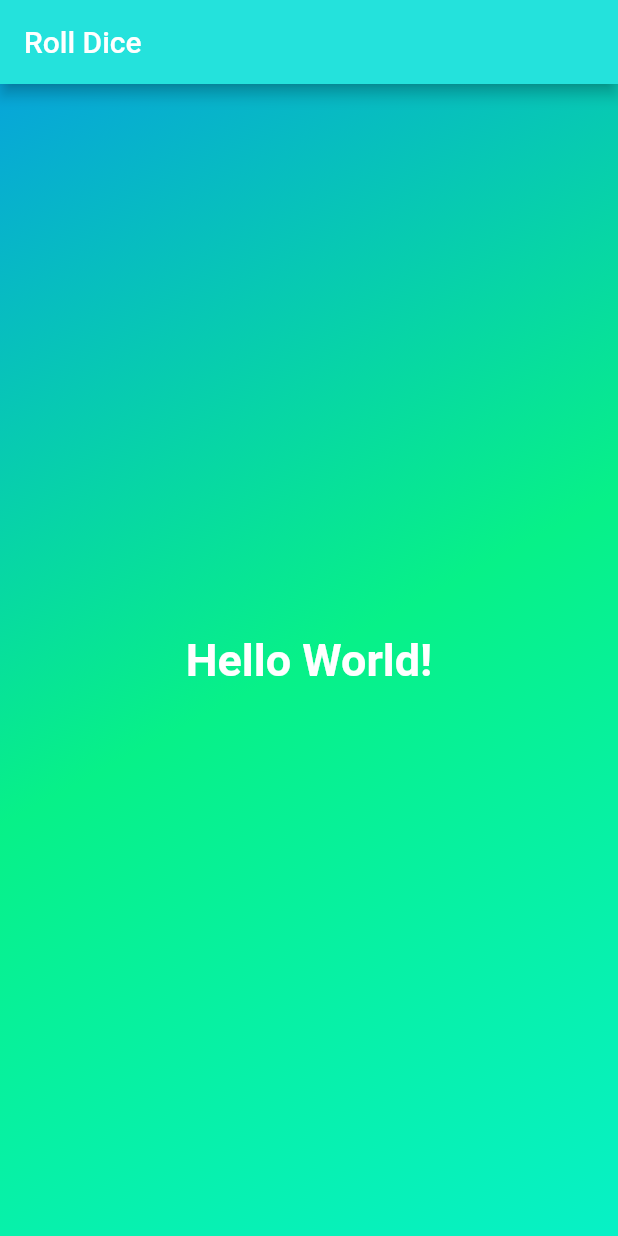
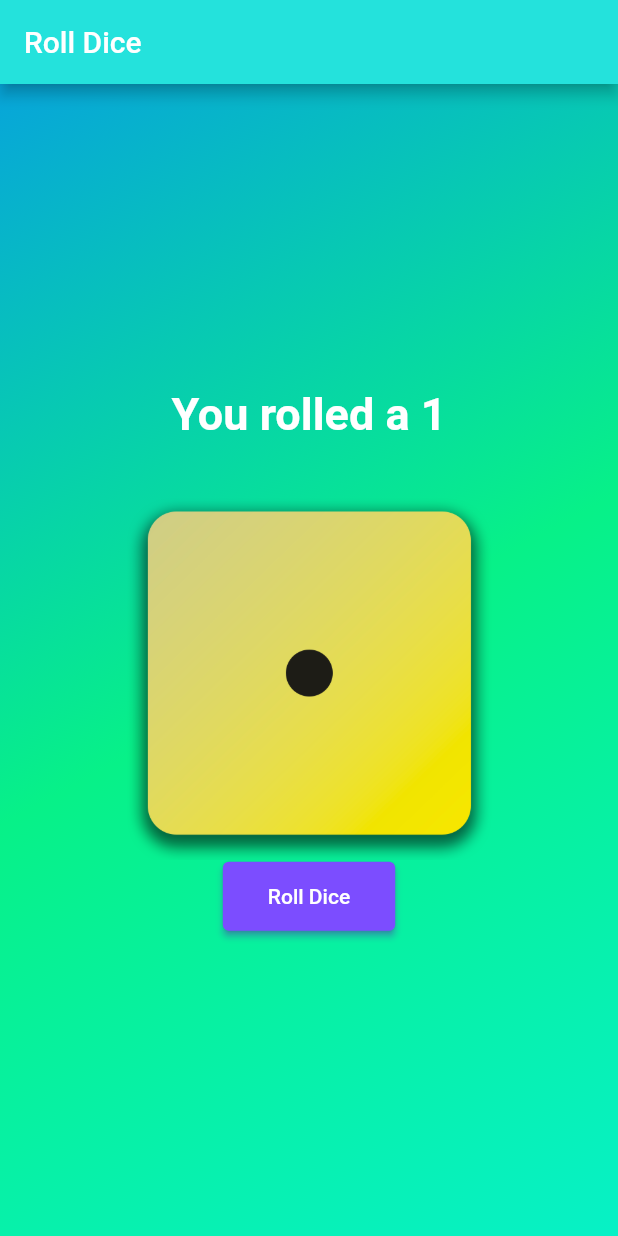
Before and after one commit to AlexTritecky/roll-dice-app, a Flutter app: the screen it shows after launch, on a phone screen of 412 x 824 dp. Run offline on Flutter 3.47's test engine with Material 2 defaults, Android fonts, the phone set to English and light mode, and no system bars.

Commit message:
add new widjet

```diff
--- /dev/null
+++ b/rollapp/lib/dice_roller.dart
@@ -0,0 +1,46 @@
+import 'package:flutter/material.dart';
+import 'dart:math';
+
+import 'package:rollapp/style_text.dart';
+
+class DiceRoller extends StatefulWidget {
+  const DiceRoller({super.key});
+
+  @override
+  State<DiceRoller> createState() {
+    return DiceRollerState();
+  }
+}
+
+class DiceRollerState extends State<DiceRoller> {
+  var diceNumber = 1;
+  void rollDice() {
+    setState(() {
+      diceNumber = Random().nextInt(6) + 1;
+    });
+  }
+
+  @override
+  Widget build(context) {
+    return Column(
+      mainAxisAlignment: MainAxisAlignment.center,
+      children: [
+        StyleText('You rolled a $diceNumber'),
+        const SizedBox(height: 30.0),
+        Image.asset('assets/images/dice-$diceNumber.png',
+            width: 250.0, height: 250.0),
+        ElevatedButton(
+          onPressed: rollDice,
+          style: ButtonStyle(
+              padding: MaterialStateProperty.all<EdgeInsets>(
+                  const EdgeInsets.symmetric(horizontal: 30.0, vertical: 15.0)),
+              shadowColor: MaterialStateColor.resolveWith(
+                  (states) => Colors.deepPurpleAccent),
+              backgroundColor:
+                  MaterialStateProperty.all<Color>(Colors.deepPurpleAccent)),
+          child: const Text('Roll Dice'),
+        )
+      ],
+    );
+  }
+}
--- /dev/null
+++ b/rollapp/lib/gradient_container.dart
@@ -0,0 +1,24 @@
+import 'package:flutter/material.dart';
+import 'package:rollapp/dice_roller.dart';
+
+class GradientContainer extends StatelessWidget {
+  const GradientContainer(this.colors, {super.key});
+
+  final List<Color> colors;
+
+  static const startAlignment = Alignment.topLeft;
+  static const endAlignment = Alignment.bottomRight;
+
+  @override
+  Widget build(BuildContext context) {
+    return Container(
+        decoration: BoxDecoration(
+          gradient: LinearGradient(
+            begin: startAlignment,
+            end: endAlignment,
+            colors: colors,
+          ),
+        ),
+        child: const Center(child: DiceRoller()));
+  }
+}
--- a/rollapp/lib/main.dart
+++ b/rollapp/lib/main.dart
@@ -1,4 +1,5 @@
 import 'package:flutter/material.dart';
+import 'package:rollapp/gradient_container.dart';
 
 void main() {
   runApp(const MyApp());
@@ -6,6 +7,12 @@ void main() {
 
 class MyApp extends StatelessWidget {
   const MyApp({super.key});
+
+  static const List<Color> colors = [
+    Color.fromARGB(255, 7, 165, 218),
+    Color.fromARGB(255, 7, 241, 136),
+    Color.fromARGB(255, 7, 241, 198),
+  ];
 
   @override
   Widget build(BuildContext context) {
@@ -16,35 +23,8 @@ class MyApp extends StatelessWidget {
               title: const Text('Roll Dice'),
               backgroundColor: const Color.fromARGB(255, 36, 226, 220),
             ),
-          body: const GradientContainer()),
-    );
+            body: Center(
+              child: GradientContainer(colors),
+            )));
   }
 }
-
-class GradientContainer extends StatelessWidget {
-  const GradientContainer({super.key});
-
-  @override
-  Widget build(BuildContext context) {
-    return Container(
-      decoration: const BoxDecoration(
-        gradient: LinearGradient(
-          begin: Alignment.topLeft,
-          end: Alignment.bottomRight,
-          colors: [
-            Color.fromARGB(255, 7, 165, 218),
-            Color.fromARGB(255, 7, 241, 136),
-            Color.fromARGB(255, 7, 241, 198),
-          ],
-        ),
-      ),
-      child: const Center(
-        child: Text(
-          'Hello World!',
-          style: TextStyle(
-              fontSize: 30.0, fontWeight: FontWeight.bold, color: Colors.white),
-        ),
-      ),
-    );
-  }
-}
--- /dev/null
+++ b/rollapp/lib/style_text.dart
@@ -0,0 +1,15 @@
+import 'package:flutter/material.dart';
+
+class StyleText extends StatelessWidget {
+  const StyleText(this.text, {super.key});
+
+  final String text;
+  @override
+  Widget build(context) {
+    return Text(
+      text,
+      style: const TextStyle(
+          fontSize: 30.0, fontWeight: FontWeight.bold, color: Colors.white),
+    );
+  }
+}
```
Also changed, not shown: rollapp/pubspec.yaml (+7 -3 lines), rollapp/assets/images/dice-1.png (added), rollapp/assets/images/dice-2.png (added), rollapp/assets/images/dice-3.png (added), rollapp/assets/images/dice-4.png (added), rollapp/assets/images/dice-5.png (added), rollapp/assets/images/dice-6.png (added). Lines whose indentation alone changed are shown as unchanged.
